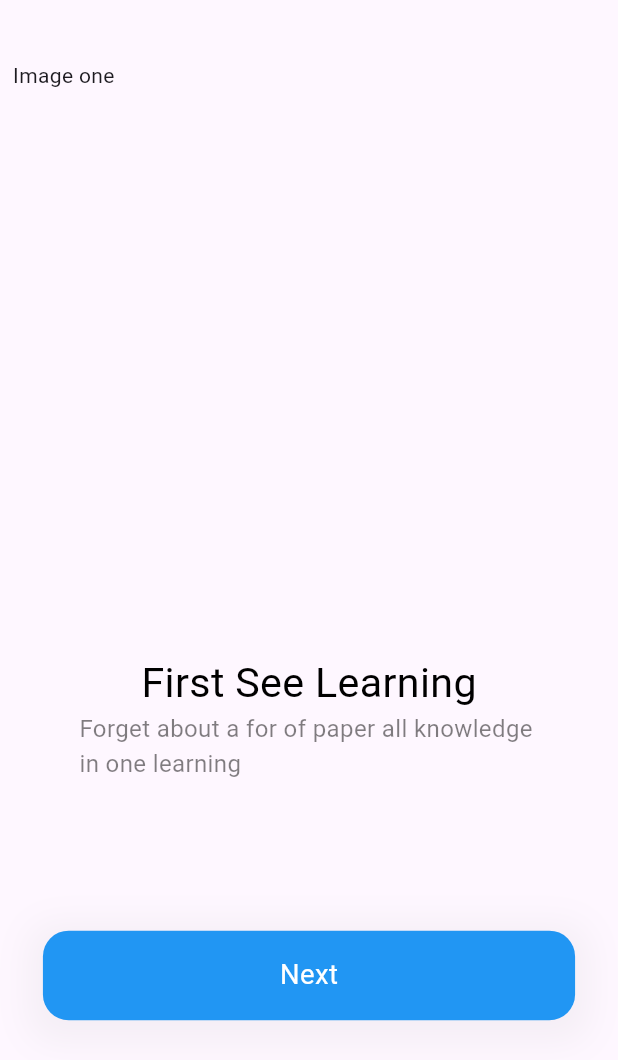
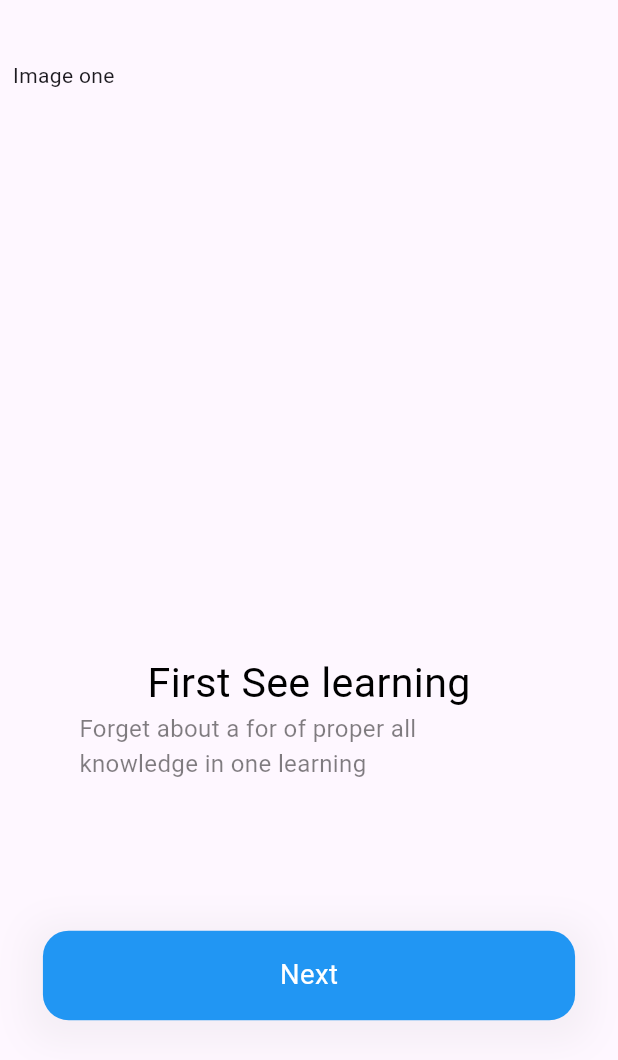
Before and after one commit to jamessarona/shop-app-bloc, a Flutter app: the screen it shows after launch, on a phone screen of 412 x 824 dp. Shown: the top 1060 px of the screen. Run offline on Flutter 3.47's test engine with Material 3 defaults, Android fonts, the phone set to English and light mode, and no system bars; our stand-ins replace flutter_bloc, flutter_screenutil.

Commit message:
Added welcome pages

```diff
--- a/lib/pages/welcome/welcome.dart
+++ b/lib/pages/welcome/welcome.dart
@@ -21,7 +21,44 @@ class _WelcomeState extends State<Welcome> {
             children: [
               PageView(
                 children: [
-                  Column(
+                  _page(
+                    1,
+                    context,
+                    'Next',
+                    'First See learning',
+                    'Forget about a for of proper all knowledge in one learning',
+                    'image path',
+                  ),
+                  _page(
+                    2,
+                    context,
+                    'Next',
+                    'Connect With Everyone',
+                    'Always keep in touch with your tutor & friend. Let'
+                        's get connected ',
+                    'image path',
+                  ),
+                  _page(
+                    3,
+                    context,
+                    'Get Started',
+                    'Always Fascinated Learning',
+                    'Anywhere, amytime. The time is at our discrtion so study whenever you want',
+                    'image path',
+                  ),
+                ],
+              )
+            ],
+          ),
+        ),
+      ),
+    );
+  }
+}
+
+Widget _page(int index, BuildContext context, String buttonName, String title,
+    String subTitle, String imagePath) {
+  return Column(
     children: [
       SizedBox(
         width: 345.w,
@@ -30,7 +67,7 @@ class _WelcomeState extends State<Welcome> {
       ),
       Container(
         child: Text(
-                          'First See Learning',
+          title,
           style: TextStyle(
             color: Colors.black,
             fontSize: 24.sp,
@@ -42,7 +79,7 @@ class _WelcomeState extends State<Welcome> {
         width: 375,
         padding: EdgeInsets.only(left: 30.w, right: 30.w),
         child: Text(
-                          'Forget about a for of paper all knowledge in one learning',
+          subTitle,
           style: TextStyle(
             color: Colors.black.withOpacity(0.5),
             fontSize: 14.sp,
@@ -51,8 +88,7 @@ class _WelcomeState extends State<Welcome> {
         ),
       ),
       Container(
-                        margin:
-                            EdgeInsets.only(top: 100, left: 25.w, right: 25.w),
+        margin: EdgeInsets.only(top: 100, left: 25.w, right: 25.w),
         width: 325.w,
         height: 50.h,
         decoration: BoxDecoration(
@@ -71,7 +107,7 @@ class _WelcomeState extends State<Welcome> {
         ),
         child: Center(
           child: Text(
-                            'Next',
+            buttonName,
             style: TextStyle(
               color: Colors.white,
               fontSize: 16.sp,
@@ -81,13 +117,5 @@ class _WelcomeState extends State<Welcome> {
         ),
       )
     ],
-                  )
-                ],
-              )
-            ],
-          ),
-        ),
-      ),
   );
 }
-}
```
Lines whose indentation alone changed are shown as unchanged.
